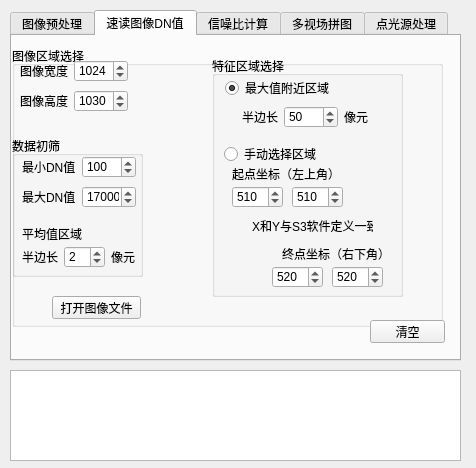
Old version of the form gui.ui in the repository angel263wy/Img_preprocess.
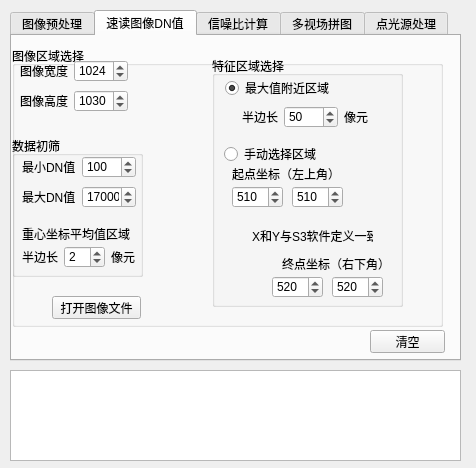
New version of the form. The open tabs and pages were chosen to show the change.

Commit message: 速读图像DN值功能，新增特征区域所有像素求平均输出功能

What changed in the file:
```diff
--- a/gui.ui
+++ b/gui.ui
@@ -528,12 +528,12 @@
         <rect>
          <x>10</x>
          <y>90</y>
-         <width>71</width>
+         <width>111</width>
          <height>16</height>
         </rect>
        </property>
        <property name="text">
-        <string>平均值区域</string>
+        <string>重心坐标平均值区域</string>
        </property>
       </widget>
       <widget class="QWidget" name="layoutWidget_4">
@@ -579,7 +579,7 @@
         <x>200</x>
         <y>10</y>
         <width>191</width>
-        <height>241</height>
+        <height>251</height>
        </rect>
       </property>
       <property name="title">
@@ -634,7 +634,7 @@
        <property name="geometry">
         <rect>
          <x>40</x>
-         <y>160</y>
+         <y>170</y>
          <width>121</width>
          <height>20</height>
         </rect>
@@ -647,7 +647,7 @@
        <property name="geometry">
         <rect>
          <x>70</x>
-         <y>190</y>
+         <y>200</y>
          <width>111</width>
          <height>16</height>
         </rect>
@@ -660,7 +660,7 @@
        <property name="geometry">
         <rect>
          <x>120</x>
-         <y>210</y>
+         <y>220</y>
          <width>51</width>
          <height>22</height>
         </rect>
@@ -676,7 +676,7 @@
        <property name="geometry">
         <rect>
          <x>60</x>
-         <y>210</y>
+         <y>220</y>
          <width>51</width>
          <height>22</height>
         </rect>
@@ -1098,7 +1098,7 @@
    <property name="geometry">
     <rect>
      <x>370</x>
-     <y>320</y>
+     <y>330</y>
      <width>75</width>
      <height>23</height>
     </rect>
```
Left out of the diff: 4 changed lines with no effect on the pictures. The commit also changes 2 other files.
